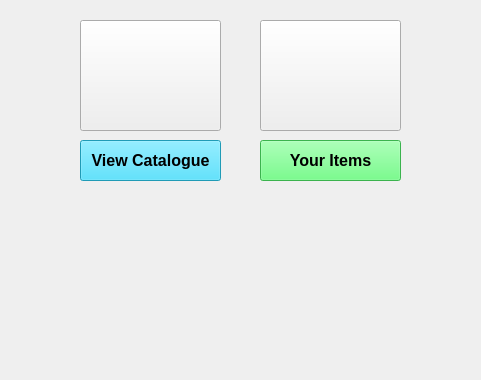
Old version of the form member_home_screen.ui in the repository MrCooperGit/Assessment-2_Library-Management-System; both pictures show x 160 to 641 and y 220 to 600 of the 800 by 600 pixel window.
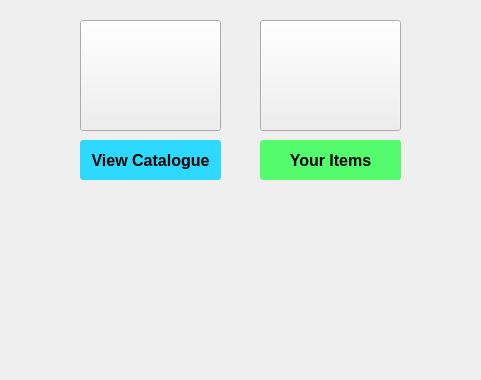
New version of the form.

Commit message: Fixed button edges showing through icons on home screen

The edit to the form file:
```diff
--- a/member_home_screen.ui
+++ b/member_home_screen.ui
@@ -95,32 +95,6 @@
     <bool>true</bool>
    </property>
   </widget>
-  <widget class="QPushButton" name="pushButton">
-   <property name="geometry">
-    <rect>
-     <x>240</x>
-     <y>360</y>
-     <width>141</width>
-     <height>41</height>
-    </rect>
-   </property>
-   <property name="font">
-    <font>
-     <family>Arial</family>
-     <pointsize>12</pointsize>
-     <bold>true</bold>
-    </font>
-   </property>
-   <property name="cursor">
-    <cursorShape>PointingHandCursor</cursorShape>
-   </property>
-   <property name="styleSheet">
-    <string notr="true">background-color: rgb(45, 217, 255);</string>
-   </property>
-   <property name="text">
-    <string>View Catalogue</string>
-   </property>
-  </widget>
   <widget class="QPushButton" name="button_img_1">
    <property name="geometry">
     <rect>
@@ -143,32 +117,6 @@
     </size>
    </property>
   </widget>
-  <widget class="QPushButton" name="pushButton_2">
-   <property name="geometry">
-    <rect>
-     <x>420</x>
-     <y>360</y>
-     <width>141</width>
-     <height>41</height>
-    </rect>
-   </property>
-   <property name="font">
-    <font>
-     <family>Arial</family>
-     <pointsize>12</pointsize>
-     <bold>true</bold>
-    </font>
-   </property>
-   <property name="cursor">
-    <cursorShape>PointingHandCursor</cursorShape>
-   </property>
-   <property name="styleSheet">
-    <string notr="true">background-color: rgb(83, 251, 109);</string>
-   </property>
-   <property name="text">
-    <string>Your Items</string>
-   </property>
-  </widget>
   <widget class="QLabel" name="label_date">
    <property name="geometry">
     <rect>
@@ -188,6 +136,72 @@
     <set>Qt::AlignLeading|Qt::AlignLeft|Qt::AlignVCenter</set>
    </property>
   </widget>
+  <widget class="QPushButton" name="pushButton_viewCatalogue">
+   <property name="geometry">
+    <rect>
+     <x>240</x>
+     <y>360</y>
+     <width>141</width>
+     <height>40</height>
+    </rect>
+   </property>
+   <property name="minimumSize">
+    <size>
+     <width>0</width>
+     <height>40</height>
+    </size>
+   </property>
+   <property name="font">
+    <font>
+     <family>Arial</family>
+     <pointsize>12</pointsize>
+     <bold>true</bold>
+    </font>
+   </property>
+   <property name="cursor">
+    <cursorShape>PointingHandCursor</cursorShape>
+   </property>
+   <property name="styleSheet">
+    <string notr="true">background-color: rgb(45, 217, 255);
+border-radius: 3px;</string>
+   </property>
+   <property name="text">
+    <string>View Catalogue</string>
+   </property>
+  </widget>
+  <widget class="QPushButton" name="pushButton_yourItems">
+   <property name="geometry">
+    <rect>
+     <x>420</x>
+     <y>360</y>
+     <width>141</width>
+     <height>40</height>
+    </rect>
+   </property>
+   <property name="minimumSize">
+    <size>
+     <width>141</width>
+     <height>40</height>
+    </size>
+   </property>
+   <property name="font">
+    <font>
+     <family>Arial</family>
+     <pointsize>12</pointsize>
+     <bold>true</bold>
+    </font>
+   </property>
+   <property name="cursor">
+    <cursorShape>PointingHandCursor</cursorShape>
+   </property>
+   <property name="styleSheet">
+    <string notr="true">background-color: rgb(83, 251, 109);
+border-radius: 3px;</string>
+   </property>
+   <property name="text">
+    <string>Your Items</string>
+   </property>
+  </widget>
  </widget>
  <resources/>
  <connections/>
```
The commit also changes 3 other files.
